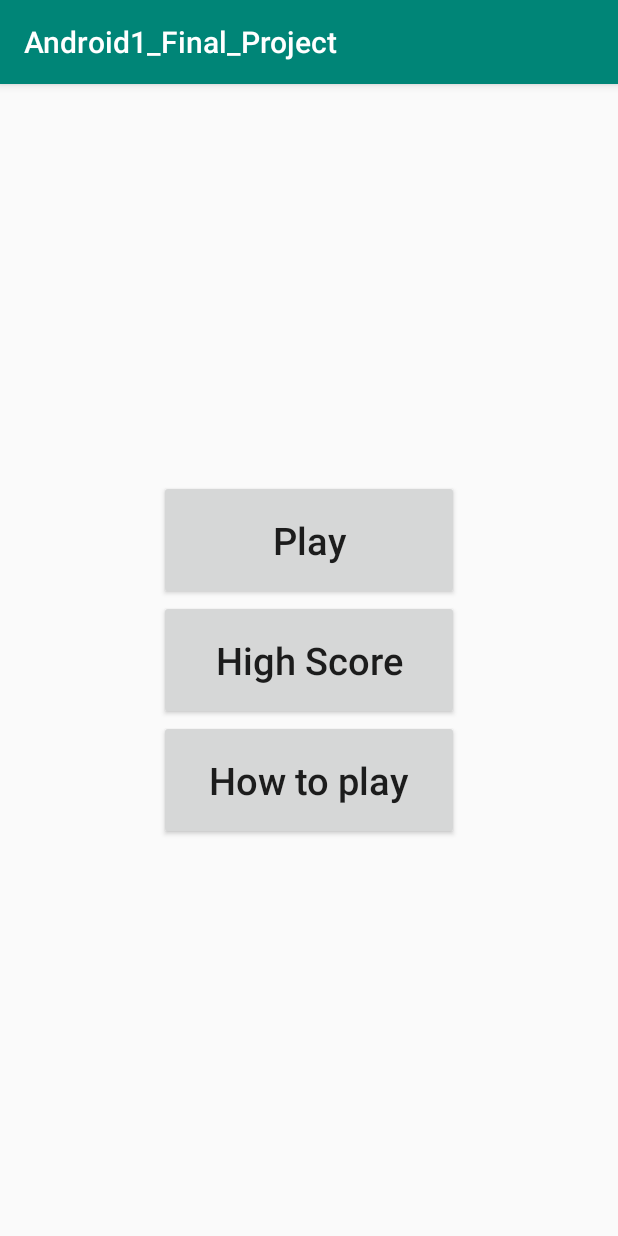
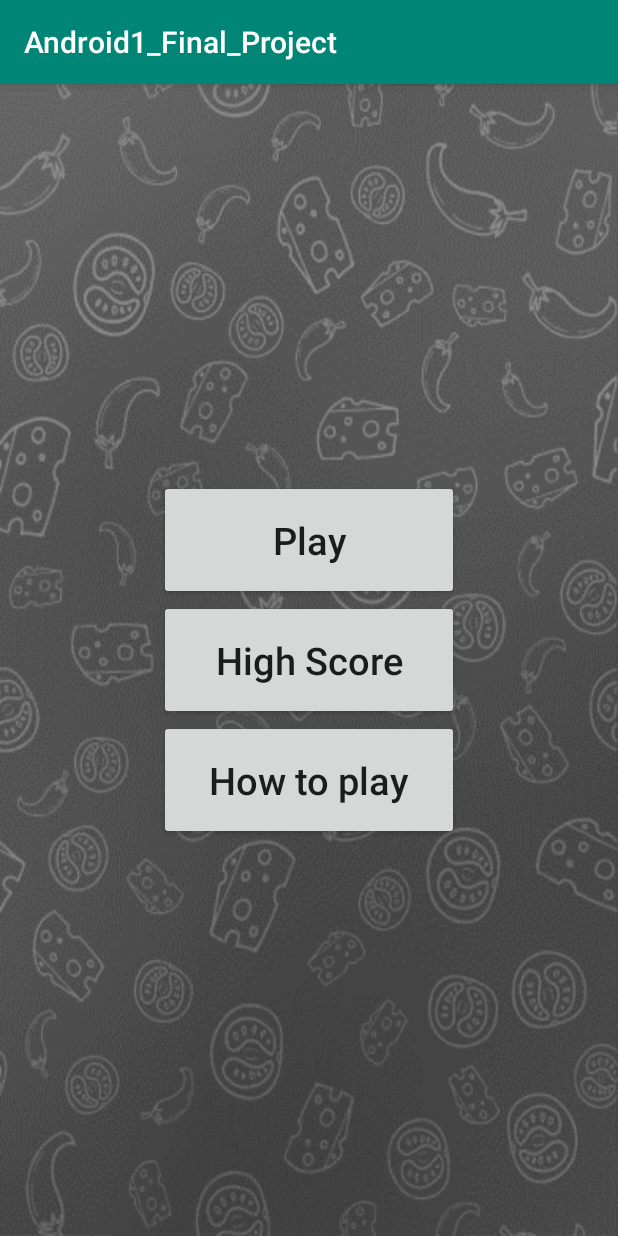
Before and after one commit to omerag/Android1KatzavMall, an Android app: the MainActivity screen opened directly, with no data from a screen before it, on a phone screen of 412 x 824 dp. Run offline under Robolectric (Android 15) with nearby library versions, the phone set to English and light mode, and no system bars.

Commit message:
Hey Omer

```diff
--- a/app/src/main/res/layout/activity_main.xml
+++ b/app/src/main/res/layout/activity_main.xml
@@ -1,9 +1,11 @@
 <?xml version="1.0" encoding="utf-8"?>
-<RelativeLayout xmlns:android="http://schemas.android.com/apk/res/android"
+<RelativeLayout
+    xmlns:android="http://schemas.android.com/apk/res/android"
     xmlns:tools="http://schemas.android.com/tools"
     android:layout_width="match_parent"
     android:layout_height="match_parent"
     android:orientation="vertical"
+    android:background="@drawable/background3"
     tools:context=".MainActivity">
 
 
--- a/app/src/main/res/layout/high_score_activity.xml
+++ b/app/src/main/res/layout/high_score_activity.xml
@@ -1,6 +1,7 @@
 <?xml version="1.0" encoding="utf-8"?>
 <LinearLayout xmlns:android="http://schemas.android.com/apk/res/android"
-    android:orientation="vertical" android:layout_width="match_parent"
+    android:orientation="vertical"
+    android:layout_width="match_parent"
     android:layout_height="match_parent">
 
 </LinearLayout>
```
